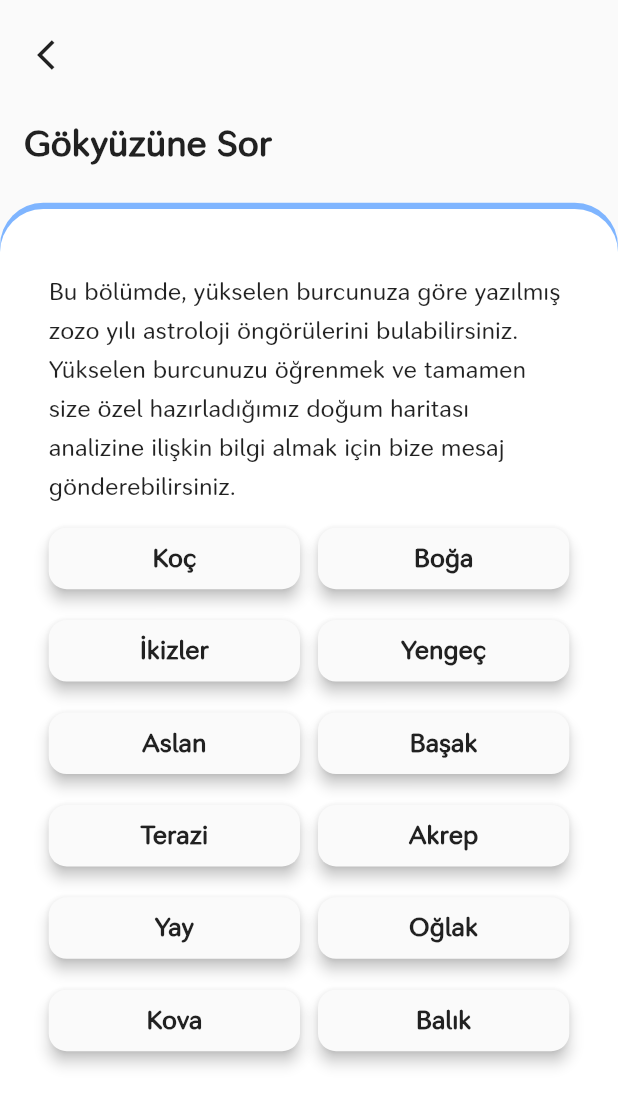
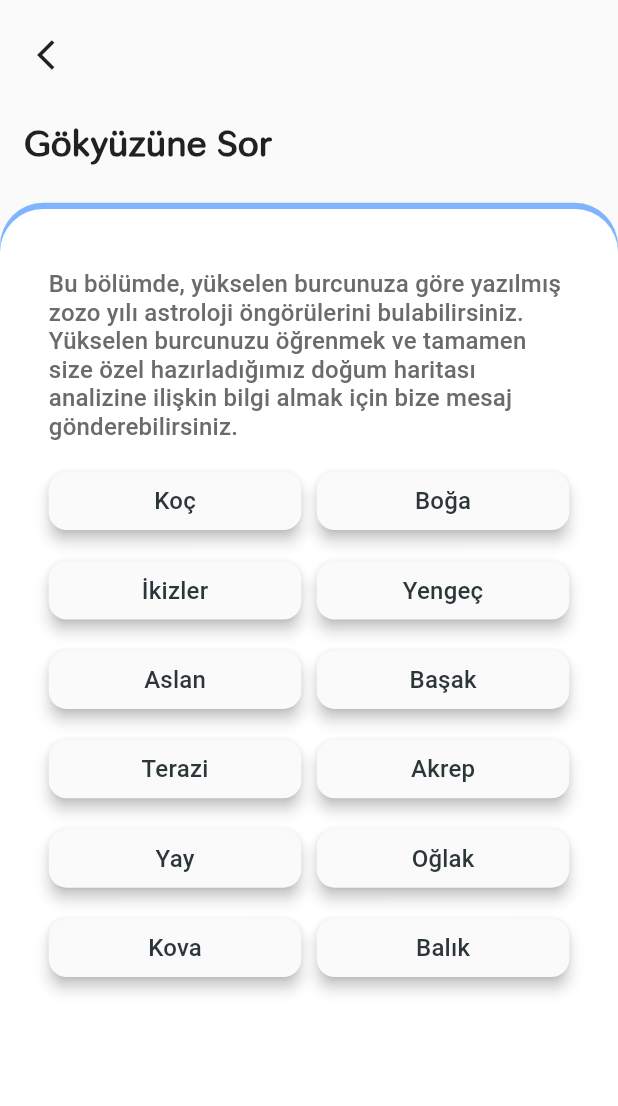
Before and after one commit to UysalMustafaa/Astrology-UI-Study, a Flutter app: the SkyPage screen opened directly, on a phone screen of 412 x 824 dp. Shown: the top 1106 px of the screen. Run offline on Flutter 3.47's test engine with Material 2 defaults, Android fonts, the phone set to English and light mode, and no system bars; our stand-ins replace google_fonts; Roboto replaces fonts that are missing (Ubuntu).

Commit message:
Sky page updated.

```diff
--- a/lib/pages/sky/sky_page.dart
+++ b/lib/pages/sky/sky_page.dart
@@ -1,4 +1,5 @@
 import 'package:astrology/core/constants/color_constants.dart';
+import 'package:astrology/core/widgets/custom_card.dart';
 import 'package:astrology/core/widgets/custom_page_scaffold.dart';
 import 'package:astrology/core/extensions/context_extension.dart';
 import 'package:flutter/material.dart';
@@ -10,84 +11,58 @@ class SkyPage extends StatelessWidget {
       body: CustomPageScaffold(
         title: 'Gökyüzüne Sor',
         hasButton: false,
-        buttonTitle: 'Şarkılara Sor',
+        buttonTitle: 'Gökyüzüne Sor',
         body: Column(
           children: <Widget>[
             Text(
-              'Bu bölümde, yükselen burcunuza göre yazılmış zozo yılı astroloji öngörülerini bulabilirsiniz. Yükselen burcunuzu öğrenmek ve tamamen size özel hazırladığımız doğum haritası analizine ilişkin bilgi almak için bize mesaj gönderebilirsiniz.',
-              style: TextStyle(fontSize: 16, height: 1.6),
-              textAlign: TextAlign.left,
-            ),
-            SizedBox(
-              height: 16,
-            ),
+                'Bu bölümde, yükselen burcunuza göre yazılmış zozo yılı astroloji öngörülerini bulabilirsiniz. Yükselen burcunuzu öğrenmek ve tamamen size özel hazırladığımız doğum haritası analizine ilişkin bilgi almak için bize mesaj gönderebilirsiniz.',
+                style: context.appTheme().cardPickTextStyle),
+            sizedBoxItem(context),
             Row(
               children: <Widget>[
-                Expanded(child: _buildZodiacItem('Koç')),
-                SizedBox(
-                  width: 12,
-                ),
-                Expanded(child: _buildZodiacItem('Boğa')),
+                Expanded(child: CustomCard(title: 'Koç')),
+                sizedBoxItem(context),
+                Expanded(child: CustomCard(title: 'Boğa')),
               ],
             ),
-            SizedBox(
-              height: context.dynamicHeight(0.025),
-            ),
+            sizedBoxItem(context),
             Row(
               children: <Widget>[
-                Expanded(child: _buildZodiacItem('İkizler')),
-                SizedBox(
-                  width: 12,
-                ),
-                Expanded(child: _buildZodiacItem('Yengeç')),
+                Expanded(child: CustomCard(title: 'İkizler')),
+                sizedBoxItem(context),
+                Expanded(child: CustomCard(title: 'Yengeç')),
               ],
             ),
-            SizedBox(
-              height: context.dynamicHeight(0.025),
-            ),
+            sizedBoxItem(context),
             Row(
               children: <Widget>[
-                Expanded(child: _buildZodiacItem('Aslan')),
-                SizedBox(
-                  width: 12,
-                ),
-                Expanded(child: _buildZodiacItem('Başak')),
+                Expanded(child: CustomCard(title: 'Aslan')),
+                sizedBoxItem(context),
+                Expanded(child: CustomCard(title: 'Başak')),
               ],
             ),
-            SizedBox(
-              height: context.dynamicHeight(0.025),
-            ),
+            sizedBoxItem(context),
             Row(
               children: <Widget>[
-                Expanded(child: _buildZodiacItem('Terazi')),
-                SizedBox(
-                  width: 12,
-                ),
-                Expanded(child: _buildZodiacItem('Akrep')),
+                Expanded(child: CustomCard(title: 'Terazi')),
+                sizedBoxItem(context),
+                Expanded(child: CustomCard(title: 'Akrep')),
               ],
             ),
-            SizedBox(
-              height: context.dynamicHeight(0.025),
-            ),
+            sizedBoxItem(context),
             Row(
               children: <Widget>[
-                Expanded(child: _buildZodiacItem('Yay')),
-                SizedBox(
-                  width: 12,
-                ),
-                Expanded(child: _buildZodiacItem('Oğlak')),
+                Expanded(child: CustomCard(title: 'Yay')),
+                sizedBoxItem(context),
+                Expanded(child: CustomCard(title: 'Oğlak')),
               ],
             ),
-            SizedBox(
-              height: context.dynamicHeight(0.025),
-            ),
+            sizedBoxItem(context),
             Row(
               children: <Widget>[
-                Expanded(child: _buildZodiacItem('Kova')),
-                SizedBox(
-                  width: 12,
-                ),
-                Expanded(child: _buildZodiacItem('Balık')),
+                Expanded(child: CustomCard(title: 'Kova')),
+                sizedBoxItem(context),
+                Expanded(child: CustomCard(title: 'Balık')),
               ],
             ),
           ],
@@ -101,24 +76,10 @@ class SkyPage extends StatelessWidget {
     );
   }
 
-  Widget _buildZodiacItem(String title) {
-    return Material(
-      elevation: 4,
-      shadowColor: ColorConstants.Black,
-      borderRadius: BorderRadius.circular(12),
-      child: InkWell(
-        onTap: () {},
-        borderRadius: BorderRadius.circular(12),
-        child: Container(
-          padding: EdgeInsets.symmetric(vertical: 10, horizontal: 8),
-          child: Center(
-            child: Text(
-              title,
-              style: TextStyle(fontWeight: FontWeight.bold, fontSize: 17),
-            ),
-          ),
-        ),
-      ),
+  Widget sizedBoxItem(BuildContext context) {
+    return SizedBox(
+      height: context.dynamicHeight(0.025),
+      width: context.dynamicWidth(0.025),
     );
   }
 }
```
